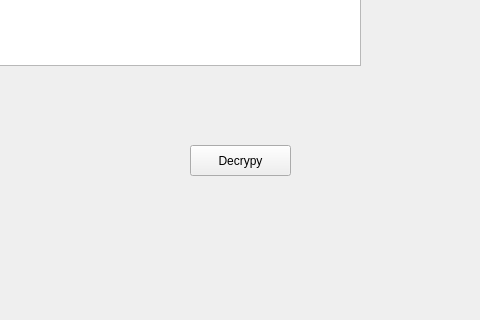
The window that lab-03/ui/vigenere.ui (NghiDao-2057/bmttnc-hutech-2280602057) describes before a commit, drawn with Qt 5; both pictures show x 360 to 840 and y 335 to 655 of the 986 by 757 pixel window.
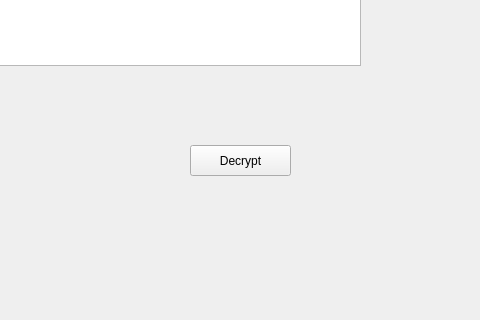
The same window after the commit.

Patch:
```diff
--- a/lab-03/ui/vigenere.ui
+++ b/lab-03/ui/vigenere.ui
@@ -117,7 +117,7 @@
      </rect>
     </property>
     <property name="text">
-     <string>Decrypy</string>
+     <string>Decrypt</string>
     </property>
    </widget>
    <widget class="QLabel" name="label_4">
```
